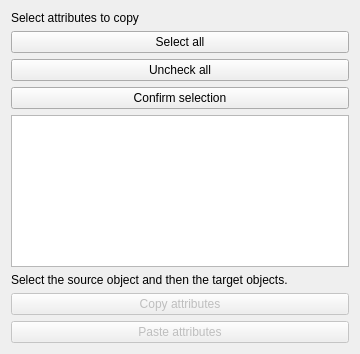
First picture: the form in attribute_copier_dialog_base.ui, repository NB34911/Attribute-Copier-plugin-for-QGIS, before the edit.
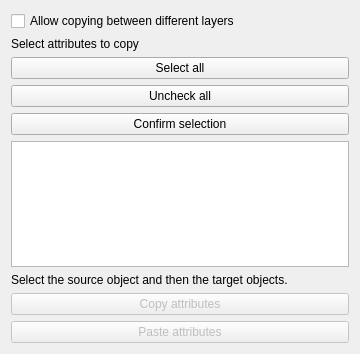
Second picture: the form after the edit.

Commit message: feat: Extend attribute copying to support multiple layers

What changed in the file:
```diff
--- a/attribute_copier_dialog_base.ui
+++ b/attribute_copier_dialog_base.ui
@@ -14,6 +14,13 @@
    <string>Form</string>
   </property>
   <layout class="QVBoxLayout" name="verticalLayout">
+   <item>
+    <widget class="QCheckBox" name="checkBox_diffrent_layers">
+     <property name="text">
+      <string>Allow copying between different layers</string>
+     </property>
+    </widget>
+   </item>
    <item>
     <widget class="QLabel" name="label1">
      <property name="text">
```
The commit also changes 1 other file.
